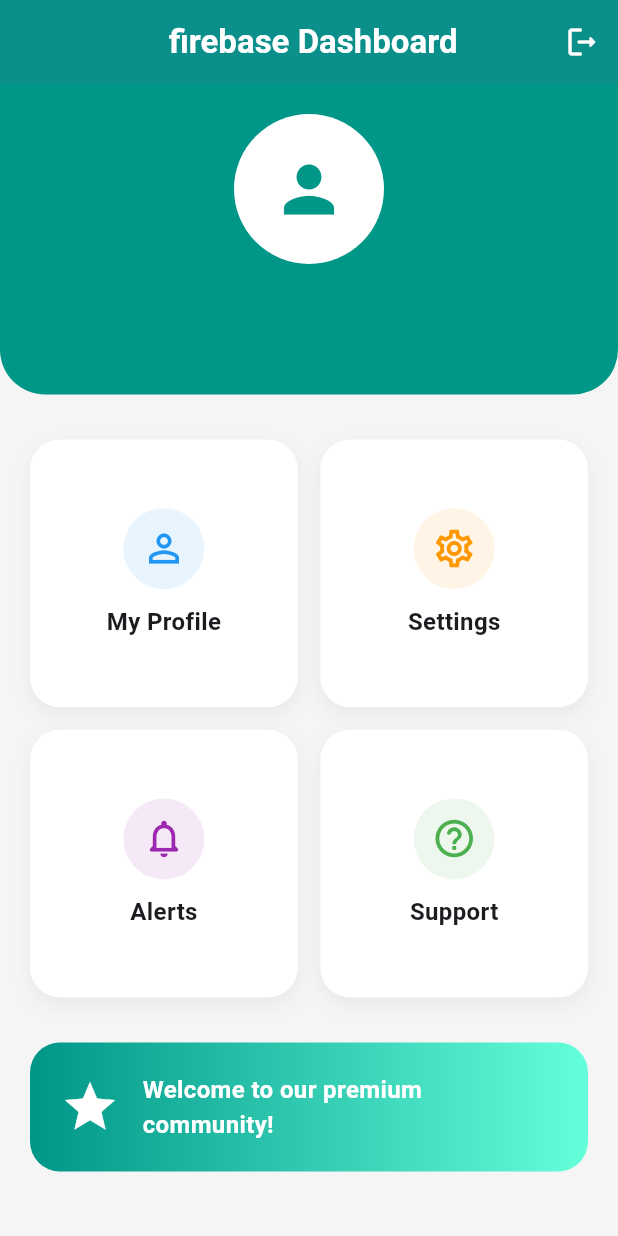
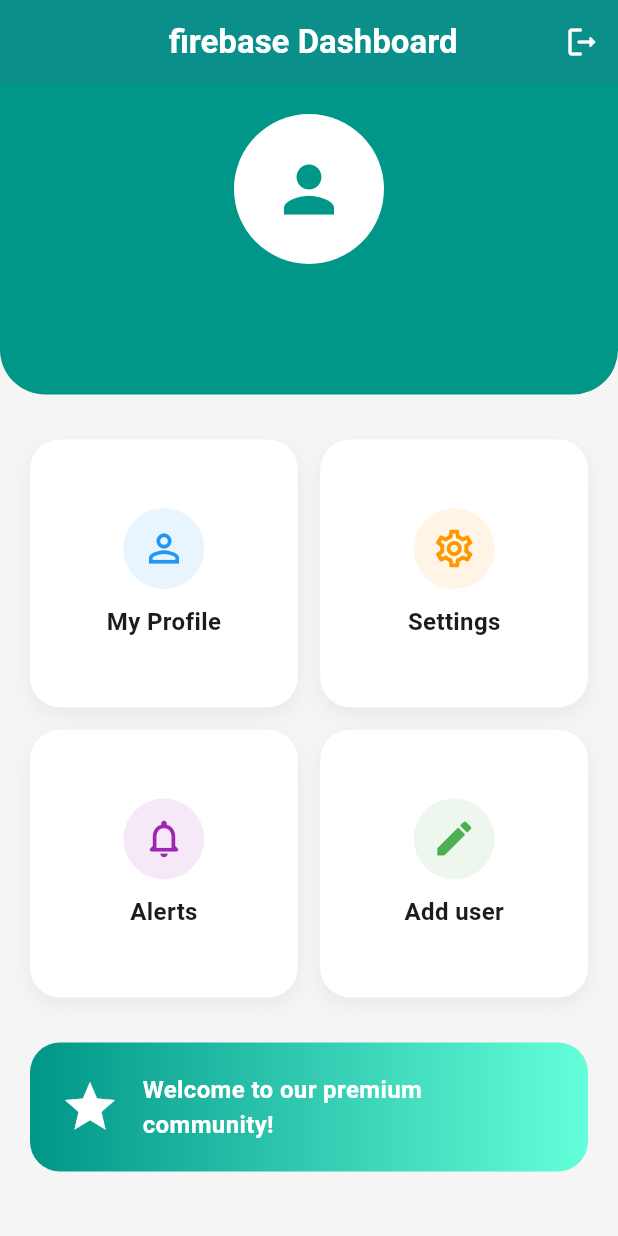
Before and after one commit to sfrabby/firebase-tutorial, a Flutter app: the FirebaseHome screen opened directly, after a tap on the "person" icon, on a phone screen of 412 x 824 dp. Run offline on Flutter 3.47's test engine with Material 3 defaults, Android fonts, the phone set to English and light mode, and no system bars; our stand-ins replace cloud_firestore, firebase_auth, firebase_core, get; accounts and stored records are empty.

Commit message:
user added

```diff
--- a/lib/screen/Home Page/ui.dart
+++ b/lib/screen/Home Page/ui.dart
@@ -5,7 +5,8 @@
 import 'package:firebase_core/firebase_core.dart';
 import 'package:flutter/material.dart';
 import 'package:get/get.dart';
-import '../Auth/email_login/UI.dart'; // আপনার লগইন স্ক্রিন পাথ
+import '../Auth/email_login/UI.dart';
+import '../User add/UI.dart'; // আপনার লগইন স্ক্রিন পাথ
 
 class FirebaseHome extends StatefulWidget {
   const FirebaseHome({super.key});
@@ -45,10 +46,20 @@
 //   }
 // }
 
-Future<void> updateUser()async{
-  await FirebaseFirestore.instance.collection("user").doc("aTkL1WBMkSnYETX3aJbX").update({
-    "name" : "niyon"
-  });
+Future<void> updateUser() async {
+  await FirebaseFirestore.instance
+      .collection("user")
+      .doc("aTkL1WBMkSnYETX3aJbX")
+      .update({"name": "niyon"});
+
+  log("update user");
+}
+
+Future<void> deleteUser() async {
+  await FirebaseFirestore.instance
+      .collection("user")
+      .doc("lRuOU3MOwce6TCGFvTuT");
+  log("deleted user");
 }
 
 class _FirebaseHomeState extends State<FirebaseHome> {
@@ -152,10 +163,11 @@
                     "Alerts",
                     Colors.purple,
                   ),
-                  _buildMenuCard(
-                    Icons.help_outline_rounded,
-                    "Support",
-                    Colors.green,
+                  InkWell(
+                    onTap: () {
+                      Get.to(() => AddUserScreen());
+                    },
+                    child: _buildMenuCard(Icons.edit, "Add user", Colors.green),
                   ),
                 ],
               ),
```
Also changed, not shown: lib/screen/User add/UI.dart (added, +116 -0 lines).
